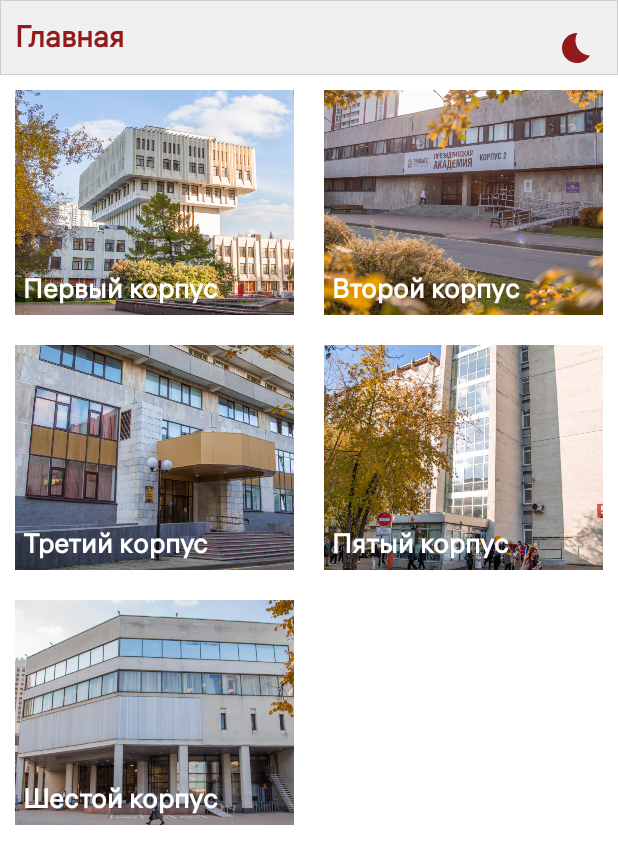
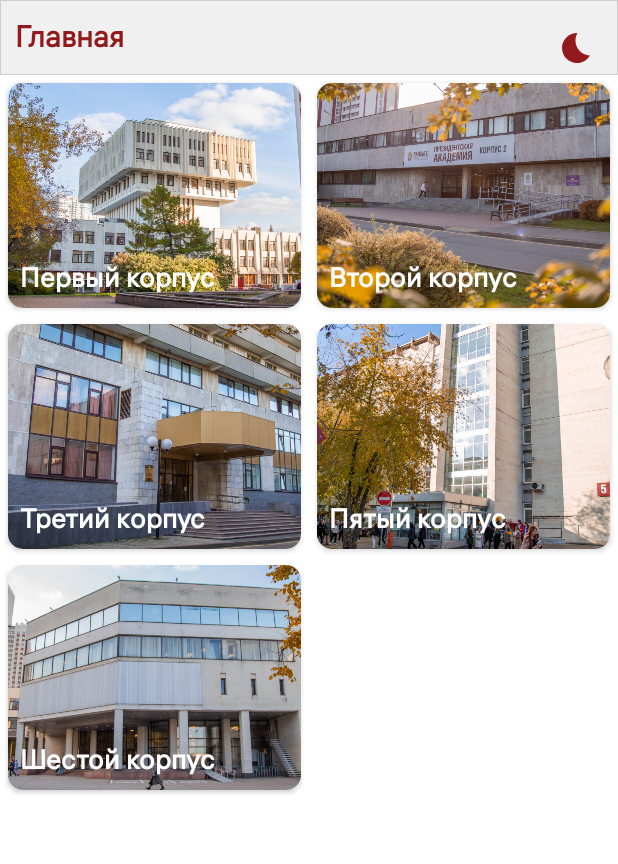
Before and after one commit to SogYa/RanepaMap, an Android app: the screen it shows after launch (MainActivity), on a phone screen of 412 x 824 dp. Shown: the top 864 px of the screen. Run offline under Robolectric (Android 15) with nearby library versions, the phone set to English and light mode, and no system bars.

Commit message:
changed corners and margin

```diff
--- a/app/src/main/res/layout/building_item.xml
+++ b/app/src/main/res/layout/building_item.xml
@@ -1,9 +1,19 @@
 <?xml version="1.0" encoding="utf-8"?>
-<androidx.constraintlayout.widget.ConstraintLayout xmlns:android="http://schemas.android.com/apk/res/android"
+<androidx.cardview.widget.CardView xmlns:android="http://schemas.android.com/apk/res/android"
     xmlns:app="http://schemas.android.com/apk/res-auto"
     android:layout_width="wrap_content"
     android:layout_height="wrap_content"
-    android:layout_margin="10dp">
+    app:cardCornerRadius="10dp"
+    app:layout_constraintBottom_toBottomOf="parent"
+    app:layout_constraintEnd_toEndOf="parent"
+    app:layout_constraintHorizontal_bias="0.5"
+    app:layout_constraintStart_toStartOf="parent"
+    app:layout_constraintTop_toTopOf="parent"
+    android:layout_margin="5dp">
+
+    <androidx.constraintlayout.widget.ConstraintLayout
+        android:layout_width="match_parent"
+        android:layout_height="match_parent">
 
         <ImageView
             android:id="@+id/imageViewBuilding"
@@ -21,17 +31,17 @@
             android:id="@+id/textViewLabel"
             android:layout_width="wrap_content"
             android:layout_height="wrap_content"
-        android:layout_marginStart="5dp"
-        android:layout_marginEnd="5dp"
-        android:layout_marginBottom="5dp"
+            android:layout_margin="8dp"
             android:fontFamily="@font/als_hauss_regular"
             android:textColor="@color/white"
             android:textSize="18sp"
             android:textStyle="bold"
             app:layout_constraintBottom_toBottomOf="parent"
-        app:layout_constraintEnd_toEndOf="parent"
+            app:layout_constraintEnd_toEndOf="@+id/imageViewBuilding"
             app:layout_constraintHorizontal_bias="0.0"
             app:layout_constraintStart_toStartOf="parent"
             app:layout_constraintTop_toTopOf="parent"
             app:layout_constraintVertical_bias="1.0" />
     </androidx.constraintlayout.widget.ConstraintLayout>
+
+</androidx.cardview.widget.CardView>
```
Lines whose indentation alone changed are shown as unchanged.
